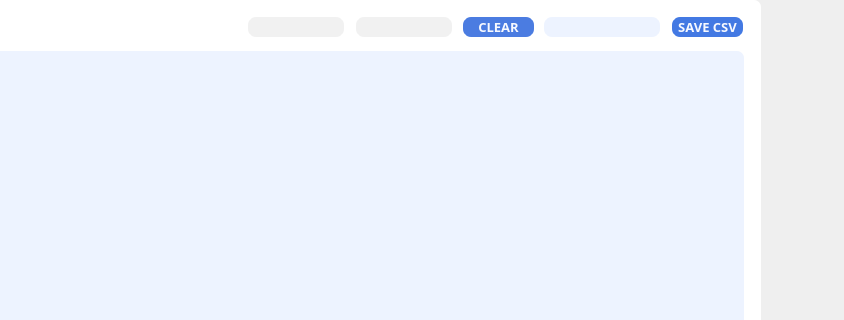
First picture: the form in GUI/widget_palm.ui, repository sodinfeliz/ai-assistant-tools, before the edit; both pictures show x 393 to 1237 and y 0 to 320 of the 1237 by 937 pixel window.
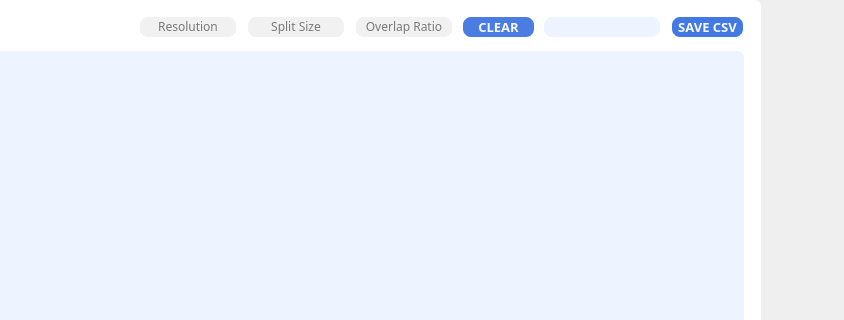
Second picture: the form after the edit. Icons and pictures are not drawn.

Commit message: Add clean feature in select mode and add resolution button in palm UI.

Diff of the .ui file:
```diff
--- a/GUI/widget_palm.ui
+++ b/GUI/widget_palm.ui
@@ -274,9 +274,9 @@
    <widget class="QGroupBox" name="groupBox_2">
     <property name="geometry">
      <rect>
-      <x>583</x>
+      <x>473</x>
       <y>9</y>
-      <width>561</width>
+      <width>671</width>
       <height>38</height>
      </rect>
     </property>
@@ -292,7 +292,7 @@
      </property>
      <property name="geometry">
       <rect>
-       <x>56</x>
+       <x>166</x>
        <y>6</y>
        <width>100</width>
        <height>24</height>
@@ -318,6 +318,9 @@
      <property name="alignment">
       <set>Qt::AlignCenter</set>
      </property>
+     <property name="placeholderText">
+      <string>Split Size</string>
+     </property>
     </widget>
     <widget class="QLineEdit" name="le_overlap_ratio">
      <property name="enabled">
@@ -325,7 +328,7 @@
      </property>
      <property name="geometry">
       <rect>
-       <x>164</x>
+       <x>274</x>
        <y>6</y>
        <width>100</width>
        <height>24</height>
@@ -352,11 +355,14 @@
      <property name="alignment">
       <set>Qt::AlignCenter</set>
      </property>
+     <property name="placeholderText">
+      <string>Overlap Ratio</string>
+     </property>
     </widget>
     <widget class="QLabel" name="info_display">
      <property name="geometry">
       <rect>
-       <x>352</x>
+       <x>462</x>
        <y>6</y>
        <width>120</width>
        <height>24</height>
@@ -387,7 +393,7 @@
      </property>
      <property name="geometry">
       <rect>
-       <x>480</x>
+       <x>590</x>
        <y>6</y>
        <width>75</width>
        <height>24</height>
@@ -423,7 +429,7 @@
      </property>
      <property name="geometry">
       <rect>
-       <x>271</x>
+       <x>381</x>
        <y>6</y>
        <width>75</width>
        <height>24</height>
@@ -453,6 +459,42 @@
       <string>CLEAR</string>
      </property>
     </widget>
+    <widget class="QLineEdit" name="le_crop_size_2">
+     <property name="enabled">
+      <bool>false</bool>
+     </property>
+     <property name="geometry">
+      <rect>
+       <x>58</x>
+       <y>6</y>
+       <width>100</width>
+       <height>24</height>
+      </rect>
+     </property>
+     <property name="font">
+      <font>
+       <family>Tw Cen MT</family>
+       <pointsize>9</pointsize>
+      </font>
+     </property>
+     <property name="styleSheet">
+      <string notr="true">QLineEdit {
+	border: 2px solid white;
+	border-radius: 10px;
+	background-color: #F1F1F1;
+	padding-bottom: 1px;
+}</string>
+     </property>
+     <property name="text">
+      <string/>
+     </property>
+     <property name="alignment">
+      <set>Qt::AlignCenter</set>
+     </property>
+     <property name="placeholderText">
+      <string>Resolution</string>
+     </property>
+    </widget>
    </widget>
    <widget class="QPushButton" name="pb_select_mode">
     <property name="enabled">
```
The commit also changes 2 other files.
